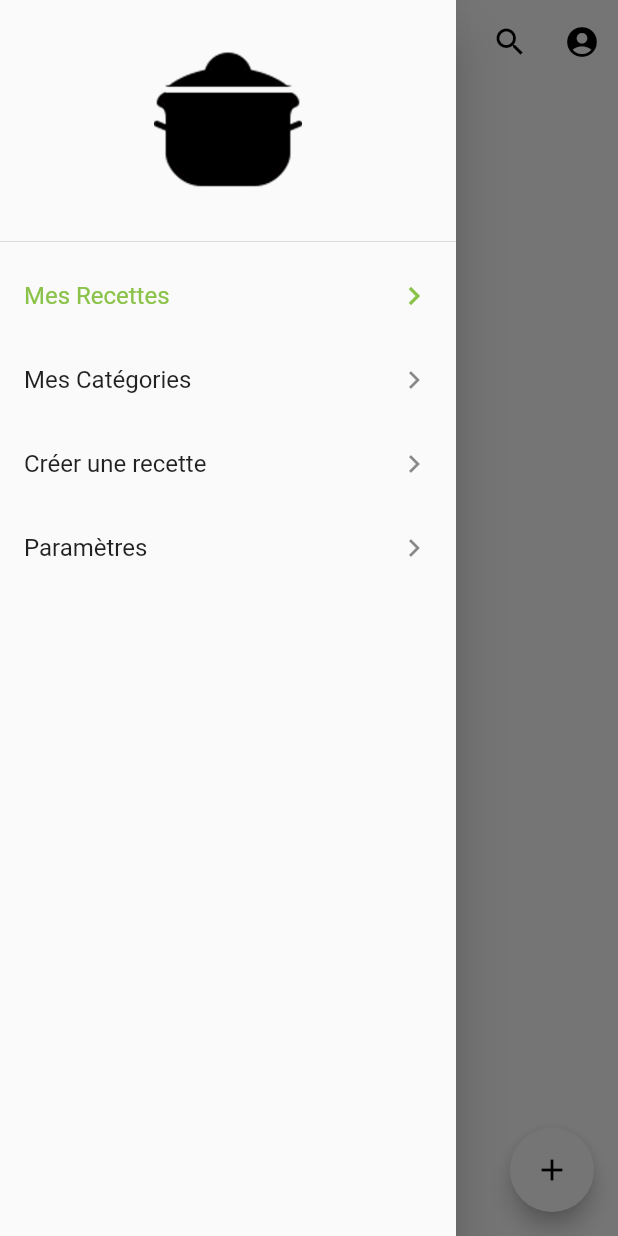
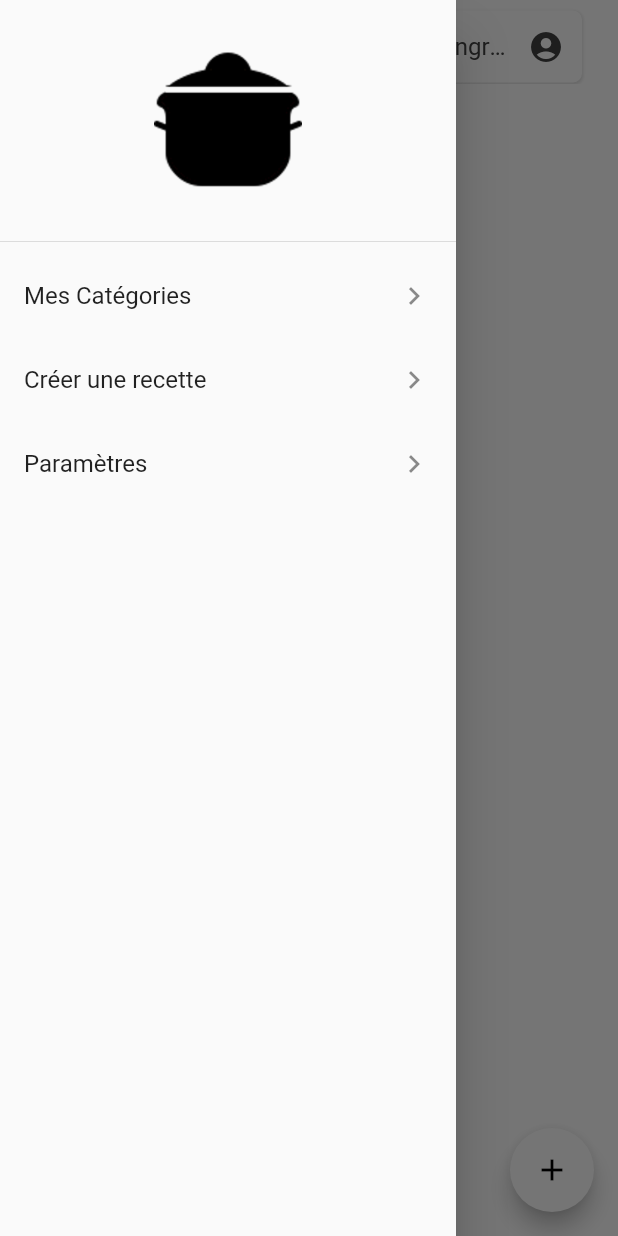
Before and after one commit to emilejaf/mesrecettesapp, a Flutter app: the screen it shows after launch, with the side drawer open, on a phone screen of 412 x 824 dp. Run offline on Flutter 3.47's test engine with Material 2 defaults, Android fonts, the phone set to English and light mode, and no system bars; our stand-ins replace cloud_firestore, connectivity, firebase_analytics, firebase_auth, firebase_crashlytics, firebase_dynamic_links and 11 more; missing offline and left inert: admob_consent, firebase_admob; accounts and stored records are empty.

Commit message:
editing search system + improving home screen

```diff
--- a/lib/components/my_drawer.dart
+++ b/lib/components/my_drawer.dart
@@ -38,12 +38,9 @@ class _MyDrawerState extends State<MyDrawer> {
                 ] +
                 List.generate(navItems.items.length, (index) {
                   NavItem navitem = navItems.items[index];
-                  return buildNavigationTile(context,
-                      title: navitem.title,
-                      isActive: navItems.selectedIndex == index ? true : false,
+                  return buildNavigationTile(context, title: navitem.title,
                       press: () {
-                    if (navItems.selectedIndex != index) {
-                      if (navitem.replace) {
+                    /*if (navitem.replace) {
                         navItems.changeNavItem(index: index);
                         Navigator.pushReplacement(
                             context,
@@ -54,10 +51,14 @@ class _MyDrawerState extends State<MyDrawer> {
                             context,
                             MaterialPageRoute(
                                 builder: (context) => navitem.destination));
-                      }
-                    } else {
-                      Navigator.pop(context);
-                    }
+                      } */
+
+                    Navigator.pop(context);
+                    Navigator.push(
+                        context,
+                        MaterialPageRoute(
+                          builder: (context) => navitem.destination,
+                        ));
                   });
                 }),
           ),
@@ -67,11 +68,11 @@ class _MyDrawerState extends State<MyDrawer> {
   }
 
   ListTile buildNavigationTile(BuildContext context,
-      {String title, bool isActive = false, Function press}) {
+      {String title, Function press}) {
     return new ListTile(
-        title: Text(title),
-        onTap: press,
-        trailing: Icon(Icons.chevron_right),
-        selected: isActive);
+      title: Text(title),
+      onTap: press,
+      trailing: Icon(Icons.chevron_right),
+    );
   }
 }
--- /dev/null
+++ b/lib/components/my_scroll_behavior.dart
@@ -0,0 +1,9 @@
+import 'package:flutter/material.dart';
+
+class MyBehavior extends ScrollBehavior {
+  @override
+  Widget buildViewportChrome(
+      BuildContext context, Widget child, AxisDirection axisDirection) {
+    return child;
+  }
+}
--- a/lib/constants.dart
+++ b/lib/constants.dart
@@ -6,7 +6,7 @@ import 'package:sqflite/sqflite.dart';
 import 'package:admob_consent/admob_consent.dart';
 
 const kPrimaryColor = Colors.lightGreen;
-const kTextColor = Colors.black;
+const kTextColor = Color(0xFF424242);
 const kTextSecondaryColor = Colors.white;
 
 const testDevices = ['DE4000BBEFBE907EB50B17AB2B9C6A33'];
--- a/lib/main.dart
+++ b/lib/main.dart
@@ -1,5 +1,7 @@
 import 'package:firebase_analytics/firebase_analytics.dart';
 import 'package:flutter/material.dart';
+import 'package:flutter/services.dart';
+import 'package:mesrecettes/components/my_scroll_behavior.dart';
 import 'package:mesrecettes/models/category.dart';
 import 'package:mesrecettes/models/nav_item.dart';
 import 'package:mesrecettes/models/user.dart';
@@ -17,8 +19,14 @@ void main() {
   Crashlytics.instance.enableInDevMode = true;
   FlutterError.onError = Crashlytics.instance.recordFlutterError;
 
+  SystemChrome.setSystemUIOverlayStyle(SystemUiOverlayStyle(
+      statusBarColor: Colors.transparent,
+      systemNavigationBarColor: Colors.transparent,
+      systemNavigationBarIconBrightness: Brightness.dark,
+      statusBarBrightness: Brightness.dark,
+      statusBarIconBrightness: Brightness.dark));
+
   runApp(MyApp());
-
   initConsent();
 }
 
@@ -59,9 +67,16 @@ class MyApp extends StatelessWidget {
           primaryColor: Colors.black,
           accentColor: Colors.lightGreen,
           scaffoldBackgroundColor: Colors.white,
-          appBarTheme: AppBarTheme(elevation: 0, color: Colors.white),
+          appBarTheme: AppBarTheme(
+              elevation: 0, color: Colors.white, brightness: Brightness.light),
           visualDensity: VisualDensity.adaptivePlatformDensity,
         ),
+        builder: (context, child) {
+          return ScrollConfiguration(
+            behavior: MyBehavior(),
+            child: child,
+          );
+        },
         home: HomeScreen(),
       ),
     );
--- a/lib/models/category.dart
+++ b/lib/models/category.dart
@@ -63,6 +63,7 @@ class Categories extends ChangeNotifier {
   }
 
   void editCategory(String oldCategoryId, Category newCategory) async {
+    notifyListeners();
     deletedCategories.add(oldCategoryId);
 
     final Database db = await getDatabase();
--- a/lib/models/nav_item.dart
+++ b/lib/models/nav_item.dart
@@ -1,34 +1,28 @@
 import 'package:flutter/material.dart';
 import 'package:mesrecettes/screens/categories/categories_screen.dart';
 import 'package:mesrecettes/screens/create_recipe/create_recipe_screen.dart';
-import 'package:mesrecettes/screens/home/home_screen.dart';
 import 'package:mesrecettes/screens/settings/settings_screen.dart';
 
 class NavItem {
   final int id;
   final String title;
-  final bool replace;
   final Widget destination;
 
-  NavItem({this.replace = true, this.id, this.destination, this.title});
+  NavItem({this.id, this.destination, this.title});
 }
 
 class NavItems extends ChangeNotifier {
-  int selectedIndex = 0; // Default index
-
-  void changeNavItem({int index}) {
-    selectedIndex = index;
-    notifyListeners();
-  }
-
   List<NavItem> items = [
-    NavItem(id: 1, title: 'Mes Recettes', destination: HomeScreen()),
-    NavItem(id: 2, title: 'Mes Catégories', destination: CategoriesScreen()),
+    NavItem(id: 1, title: 'Mes Catégories', destination: CategoriesScreen()),
     NavItem(
-        id: 3,
-        title: 'Créer une recette',
-        destination: CreateRecipeScreen(),
-        replace: false),
-    NavItem(id: 4, title: 'Paramètres', destination: SettingsScreen())
+      id: 2,
+      title: 'Créer une recette',
+      destination: CreateRecipeScreen(),
+    ),
+    NavItem(
+      id: 3,
+      title: 'Paramètres',
+      destination: SettingsScreen(),
+    )
   ];
 }
--- a/lib/screens/categories/categories_screen.dart
+++ b/lib/screens/categories/categories_screen.dart
@@ -1,5 +1,4 @@
 import 'package:flutter/material.dart';
-import 'package:mesrecettes/components/my_drawer.dart';
 import 'package:mesrecettes/models/category.dart';
 import 'package:mesrecettes/screens/categories/components/body.dart';
 import 'package:uuid/uuid.dart';
@@ -12,7 +11,6 @@ class CategoriesScreen extends StatelessWidget {
   Widget build(BuildContext context) {
     return Scaffold(
       appBar: AppBar(centerTitle: true, title: Text('Mes Catégories')),
-      drawer: MyDrawer(),
       resizeToAvoidBottomInset: false,
       body: Body(
         editCategory: (Category category) {
--- a/lib/screens/create_recipe/create_recipe_screen.dart
+++ b/lib/screens/create_recipe/create_recipe_screen.dart
@@ -40,7 +40,8 @@ class _CreateRecipeScreenState extends State<CreateRecipeScreen> {
   Widget build(BuildContext context) {
     return Scaffold(
       appBar: AppBar(
-        title: Text('Créer une recette'),
+        title: Text(
+            widget.edit != null ? 'Modifer une recette' : 'Créer une recette'),
       ),
       body: Body(
         edit: widget.edit,
--- a/lib/screens/home/components/recipe_list.dart
+++ b/lib/screens/home/components/recipe_list.dart
@@ -30,14 +30,11 @@ class _RecipeListState extends State<RecipeList> {
   }
 
   int getItemCount(int listLength, Orientation orientation) {
-    print(listLength);
     int divider = getDivider(orientation);
     int adsCount = (listLength / divider).floor();
     if (adsCount >= 1 && (listLength + 1) % divider == 0) {
       adsCount = adsCount - 1;
     }
-
-    print(listLength + adsCount);
 
     return listLength + adsCount;
   }
--- a/lib/screens/home/home_screen.dart
+++ b/lib/screens/home/home_screen.dart
@@ -1,5 +1,7 @@
 import 'package:flutter/material.dart';
+import 'package:flutter/rendering.dart';
 import 'package:mesrecettes/components/my_drawer.dart';
+import 'package:mesrecettes/constants.dart';
 import 'package:mesrecettes/helpers/dynamic_link_helper.dart';
 import 'package:mesrecettes/models/category.dart';
 import 'package:mesrecettes/models/user.dart';
@@ -7,7 +9,7 @@ import 'package:mesrecettes/screens/account/login/login_screen.dart';
 import 'package:mesrecettes/screens/account/profile/profile_screen.dart';
 import 'package:mesrecettes/screens/create_recipe/create_recipe_screen.dart';
 import 'package:mesrecettes/screens/home/components/body.dart';
-import 'package:mesrecettes/screens/search/search_screen.dart';
+import 'package:mesrecettes/screens/home/components/search.dart';
 import 'package:mesrecettes/size_config.dart';
 import 'package:provider/provider.dart';
 
@@ -21,34 +23,20 @@ class HomeScreen extends StatelessWidget {
         length: categories.items.length + 1,
         child: Scaffold(
           appBar: AppBar(
-            centerTitle: true,
-            title: Text('Mes Recettes'),
-            actions: <Widget>[
-              IconButton(
-                icon: Icon(Icons.search),
-                onPressed: () {
-                  Navigator.push(context,
-                      MaterialPageRoute(builder: (context) => SearchScreen()));
-                },
+            automaticallyImplyLeading: false,
+            title: Padding(
+              padding: EdgeInsets.only(top: 6),
+              child: _appBar(context),
             ),
-              IconButton(
-                icon: Icon(Icons.account_circle),
-                onPressed: () {
-                  User user = Provider.of<User>(context, listen: false);
-                  if (user.isAuthenticated()) {
-                    Navigator.push(
-                        context,
-                        MaterialPageRoute(
-                            builder: (context) => ProfileScreen()));
-                  } else {
-                    Navigator.push(context,
-                        MaterialPageRoute(builder: (context) => LoginScreen()));
-                  }
-                },
-              )
-            ],
-            bottom: TabBar(
+            bottom: PreferredSize(
+              preferredSize: Size.fromHeight(50),
+              child: Theme(
+                data: ThemeData(
+                    splashColor: Colors.transparent,
+                    highlightColor: Colors.transparent),
+                child: TabBar(
                   isScrollable: true,
+                  labelColor: Colors.black,
                   unselectedLabelColor: Colors.black.withOpacity(0.3),
                   indicatorColor: Theme.of(context).primaryColor,
                   tabs: [
@@ -61,6 +49,8 @@ class HomeScreen extends StatelessWidget {
                             ))
                         .toList()
                   ],
+                ),
+              ),
             ),
           ),
           body: Body(),
@@ -83,3 +73,63 @@ class HomeScreen extends StatelessWidget {
     );
   }
 }
+
+Widget _appBar(BuildContext context) {
+  return Builder(
+    builder: (context) => Container(
+      margin: EdgeInsets.symmetric(horizontal: 8),
+      decoration: BoxDecoration(
+          color: Colors.white,
+          borderRadius: BorderRadius.circular(6),
+          boxShadow: [
+            BoxShadow(
+                color: Colors.grey.withOpacity(0.3),
+                spreadRadius: 0.5,
+                blurRadius: 1,
+                offset: Offset(0, 1))
+          ]),
+      child: Row(
+        children: [
+          IconButton(
+            splashColor: Colors.transparent,
+            highlightColor: Colors.transparent,
+            icon: Icon(Icons.menu),
+            color: kTextColor,
+            onPressed: () => Scaffold.of(context).openDrawer(),
+          ),
+          Expanded(
+            child: GestureDetector(
+              child: Text(
+                'Rechercher des recettes ou des ingredients',
+                overflow: TextOverflow.ellipsis,
+                style: TextStyle(
+                    color: kTextColor,
+                    fontSize: 16,
+                    fontWeight: FontWeight.w400),
+              ),
+              onTap: () {
+                showSearch(context: context, delegate: Search());
+              },
+            ),
+          ),
+          IconButton(
+            icon: Icon(Icons.account_circle),
+            color: kTextColor,
+            splashColor: Colors.transparent,
+            highlightColor: Colors.transparent,
+            onPressed: () {
+              User user = Provider.of<User>(context, listen: false);
+              if (user.isAuthenticated()) {
+                Navigator.push(context,
+                    MaterialPageRoute(builder: (context) => ProfileScreen()));
+              } else {
+                Navigator.push(context,
+                    MaterialPageRoute(builder: (context) => LoginScreen()));
+              }
+            },
+          )
+        ],
+      ),
+    ),
+  );
+}
--- a/lib/screens/search/components/body.dart
+++ /dev/null
@@ -1,31 +0,0 @@
-import 'package:mesrecettes/models/recipe.dart';
-import 'package:flutter/material.dart';
-import 'package:mesrecettes/screens/home/components/recipe_list.dart';
-import 'package:provider/provider.dart';
-
-class Body extends StatelessWidget {
-  final String searchedText;
-
-  const Body({Key key, this.searchedText}) : super(key: key);
-
-  List<Recipe> getRecipeList(List<Recipe> recipes) {
-    return recipes
-        .where((recipe) =>
-            recipe.name.toLowerCase().contains(searchedText.toLowerCase()) ||
-            recipe.ingredients.any((ingredient) =>
-                ingredient.toLowerCase().contains(searchedText.toLowerCase())))
-        .toList();
-  }
-
-  @override
-  Widget build(BuildContext context) {
-    return Consumer<Recipes>(
-      builder: (context, recipes, child) {
-        List<Recipe> recipeList = getRecipeList(recipes.items);
-        return RecipeList(
-          recipeList: recipeList,
-        );
-      },
-    );
-  }
-}
--- a/lib/screens/settings/settings_screen.dart
+++ b/lib/screens/settings/settings_screen.dart
@@ -1,5 +1,4 @@
 import 'package:flutter/material.dart';
-import 'package:mesrecettes/components/my_drawer.dart';
 import 'package:mesrecettes/screens/settings/components/body.dart';
 
 class SettingsScreen extends StatelessWidget {
@@ -10,7 +9,6 @@ class SettingsScreen extends StatelessWidget {
         title: Text('Paramètres'),
         centerTitle: true,
       ),
-      drawer: MyDrawer(),
       body: Body(),
     );
   }
--- a/pubspec.yaml
+++ b/pubspec.yaml
@@ -15,7 +15,7 @@ publish_to: 'none' # Remove this line if you wish to publish to pub.dev
 # In iOS, build-name is used as CFBundleShortVersionString while build-number used as CFBundleVersion.
 # Read more about iOS versioning at
 # https://developer.apple.com/library/archive/documentation/General/Reference/InfoPlistKeyReference/Articles/CoreFoundationKeys.html
-version: 0.9.4+6
+version: 0.9.5+7
 
 environment:
   sdk: ">=2.7.0 <3.0.0"
```
Also changed, not shown: lib/models/recipe.dart (+5 -2 lines), lib/screens/home/components/search.dart (added, +74 -0 lines), lib/screens/recipe/components/body.dart (+8 -1 lines), lib/screens/search/search_screen.dart (deleted, +0 -57 lines). Lines whose indentation alone changed are shown as unchanged.
